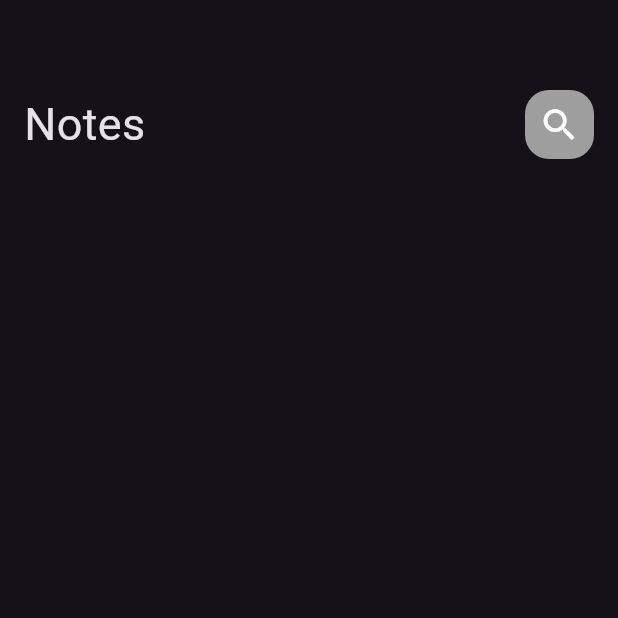
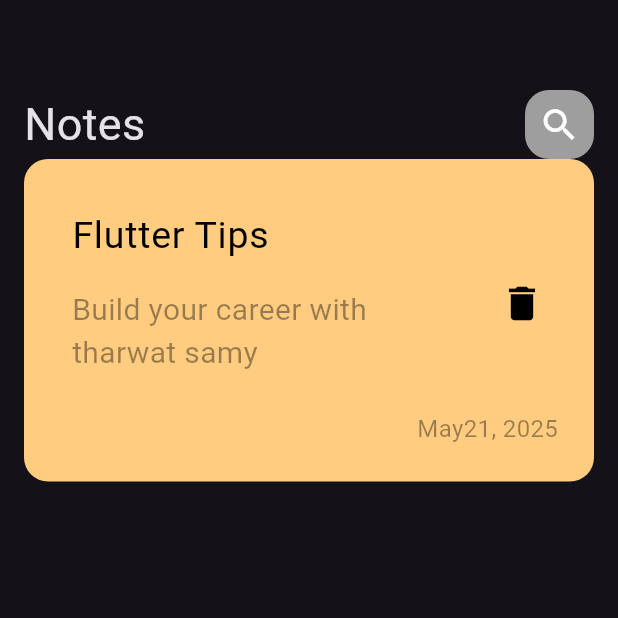
Before and after one commit to abod-Developer/flutter_notes_app, a Flutter app: the screen it shows after launch, on a phone screen of 412 x 824 dp, the top half of it. Run offline on Flutter 3.47's test engine with Material 3 defaults, Android fonts, the phone set to English and light mode, and no system bars.

Commit message:
add file notes item

```diff
--- /dev/null
+++ b/lib/views/widgets/notes_item.dart
@@ -0,0 +1,68 @@
+import 'package:flutter/material.dart';
+
+
+
+class NoteItem extends StatefulWidget {
+  const NoteItem({super.key});
+
+  @override
+  State<NoteItem> createState() => _NoteItemState();
+}
+
+class _NoteItemState extends State<NoteItem> {
+  @override
+  Widget build(BuildContext context) {
+    return Container(
+      padding: EdgeInsets.only(top: 24,bottom: 24,left: 16),
+      decoration: BoxDecoration(
+       color:  Color(0xffFFCC80),
+       borderRadius: BorderRadius.circular(16),
+      ),
+      child: Column(
+        crossAxisAlignment: CrossAxisAlignment.end,
+        children: [
+          ListTile(
+            title: Text("Flutter Tips",style: TextStyle(
+              color: Colors.black,
+              fontSize: 25,
+              ),
+            ),
+            subtitle: Padding(
+              padding: const EdgeInsets.only(
+                top: 16,
+                bottom: 16
+                ),
+              child: Text("Build your career with tharwat samy",
+              style: TextStyle(
+                color: Colors.black.withOpacity(.4),
+                fontSize: 20
+              ),),
+            ),
+            trailing: IconButton(
+              onPressed: (){},
+              icon:const Icon(Icons.delete,
+              color: Colors.black,
+              size: 30,
+              ),
+              ),
+
+          ),
+
+
+            Padding(
+              padding: const EdgeInsets.only(right:24 ),
+              child: Text("May21, 2025",
+              style: TextStyle(
+                color: Colors.black.withOpacity(.4),
+                fontSize: 16
+              ),
+              ),
+            ),
+
+
+
+        ],
+      ),
+    );
+  }
+}
--- a/lib/views/widgets/notes_view_body.dart
+++ b/lib/views/widgets/notes_view_body.dart
@@ -1,5 +1,6 @@
 import 'package:flutter/material.dart';
 import 'package:flutter_notes_app/views/widgets/custom_app_bar.dart';
+import 'package:flutter_notes_app/views/widgets/notes_item.dart';
 
 class NotesViewBody extends StatelessWidget {
   const NotesViewBody({super.key});
@@ -14,7 +15,10 @@ class NotesViewBody extends StatelessWidget {
           SizedBox(
             height: 60,
           ),
-           CustomAppBar()
+           CustomAppBar(),
+           NoteItem()
+
+
         ],
       ),
     );
```
